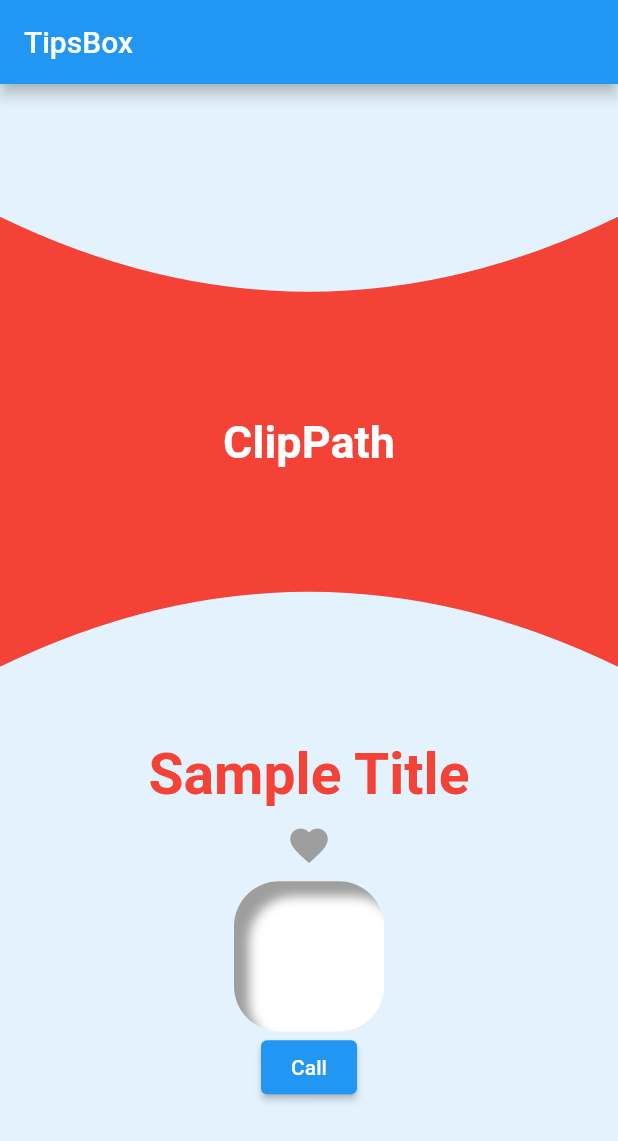
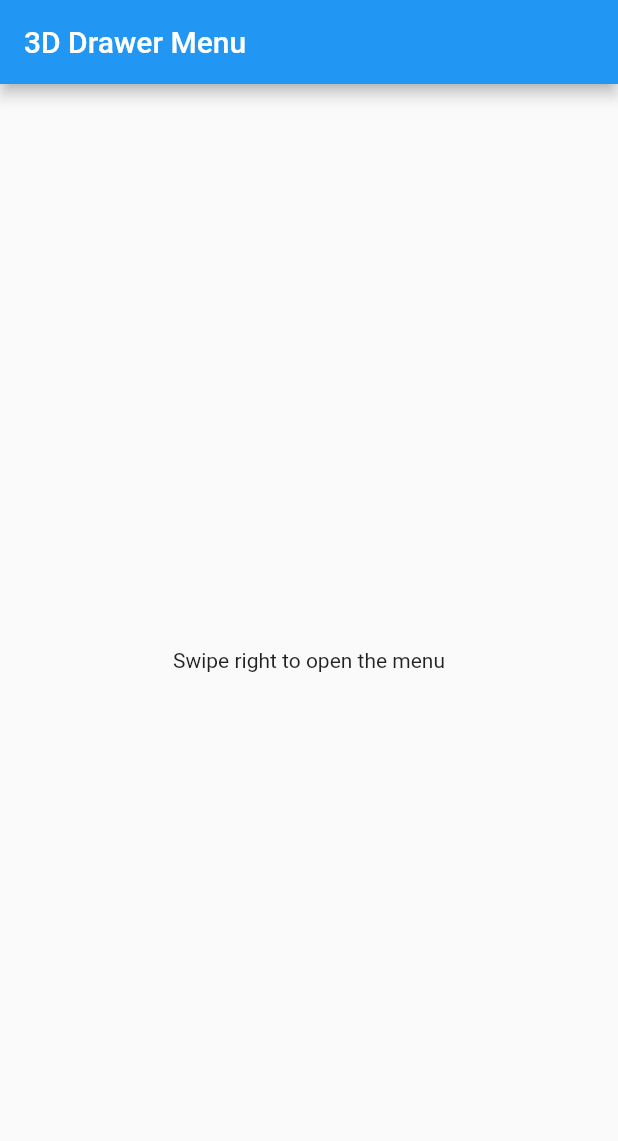
Before and after one commit to SEKI-YUTA/Flutter_tips_box, a Flutter app: the screen it shows after launch, on a phone screen of 412 x 824 dp. Shown: the top 1141 px of the screen. Run offline on Flutter 3.47's test engine with Material 2 defaults, Android fonts, the phone set to English and light mode, and no system bars; our stand-ins replace flutter_inset_box_shadow, flutter_slidable, percent_indicator; missing offline and left inert: edge_detection, flutter_search_bar.

Commit message:
page: add navigation_drawer_3d.dart

```diff
--- a/lib/main.dart
+++ b/lib/main.dart
@@ -2,6 +2,8 @@ import 'package:flutter/foundation.dart';
 import 'package:flutter/material.dart';
 import 'package:provider/provider.dart';
 import 'package:tips_box/layout/responsive_layout.dart';
+import 'package:tips_box/pages/edge_detection_page.dart';
+import 'package:tips_box/pages/navigation_drawer_3d.dart';
 import 'package:tips_box/pages/search_bar_page.dart';
 import 'package:tips_box/pages/sliver_appbar_page.dart';
 import 'package:tips_box/screens/basic_api_call.dart';
@@ -45,7 +47,7 @@ class MyApp extends StatelessWidget {
         // is not restarted.
         primarySwatch: Colors.blue,
       ),
-      home: MainPage(),
+      home: NavigationDrawer3D(),
     );
   }
 }
@@ -60,24 +62,23 @@ class MainPage extends StatelessWidget {
       appBar: AppBar(
         title: Text('TipsBox'),
       ),
-      body: Container(
-        width: double.infinity,
-        height: MediaQuery.of(context).size.height,
-        child: Column(
-          mainAxisAlignment: MainAxisAlignment.center,
-          children: [
-            // CrossFadeWidget(),
-            // ResponsiveLayout(),
-            // DragAndDropScreen(),
-            ClipPathWidget(),
-            AnimatedTitle(),
-            LikeButton(),
-            NeumophismButton(),
-            CallPhoneWidget()
-          ],
-        ),
-      ),
-      // body: DownloadListScreen(),
+      // body: Container(
+      //   width: double.infinity,
+      //   height: MediaQuery.of(context).size.height,
+      //   child: Column(
+      //     mainAxisAlignment: MainAxisAlignment.center,
+      //     children: [
+      //       // CrossFadeWidget(),
+      //       // ResponsiveLayout(),
+      //       // DragAndDropScreen(),
+      //       ClipPathWidget(),
+      //       AnimatedTitle(),
+      //       LikeButton(),
+      //       NeumophismButton(),
+      //       CallPhoneWidget()
+      //     ],
+      //   ),
+      // ),
     );
   }
 }
--- /dev/null
+++ b/lib/pages/navigation_drawer_3d.dart
@@ -0,0 +1,144 @@
+import 'package:flutter/material.dart';
+import 'dart:math';
+
+class NavigationDrawer3D extends StatefulWidget {
+  const NavigationDrawer3D({Key? key}) : super(key: key);
+
+  @override
+  State<NavigationDrawer3D> createState() => _NavigationDrawer3DState();
+}
+
+class _NavigationDrawer3DState extends State<NavigationDrawer3D> {
+  double value = 0;
+  @override
+  Widget build(BuildContext context) {
+    return Scaffold(
+      body: Stack(
+        children: [
+          Container(
+            decoration: BoxDecoration(
+                gradient: LinearGradient(
+                    colors: [Colors.blue[400]!, Colors.blue[800]!],
+                    begin: Alignment.bottomCenter,
+                    end: Alignment.topLeft)),
+          ),
+          SafeArea(
+              child: Container(
+            width: 200.0,
+            padding: EdgeInsets.all(8.0),
+            child: Column(
+              children: [
+                DrawerHeader(
+                  child: Column(
+                    mainAxisAlignment: MainAxisAlignment.center,
+                    children: [
+                      CircleAvatar(
+                        radius: 50.0,
+                        backgroundColor: Colors.yellow,
+                      ),
+                      SizedBox(
+                        height: 10.0,
+                      ),
+                      Text(
+                        'User Name',
+                        style: TextStyle(color: Colors.white, fontSize: 20.0),
+                      ),
+                    ],
+                  ),
+                ),
+                Expanded(
+                    child: ListView(
+                  children: [
+                    ListTile(
+                      onTap: () {},
+                      leading: Icon(
+                        Icons.home,
+                        color: Colors.white,
+                      ),
+                      title: Text(
+                        "Home",
+                        style: TextStyle(color: Colors.white),
+                      ),
+                    ),
+                    ListTile(
+                      onTap: () {},
+                      leading: Icon(
+                        Icons.person,
+                        color: Colors.white,
+                      ),
+                      title: Text(
+                        "Profile",
+                        style: TextStyle(color: Colors.white),
+                      ),
+                    ),
+                    ListTile(
+                      onTap: () {},
+                      leading: Icon(
+                        Icons.settings,
+                        color: Colors.white,
+                      ),
+                      title: Text(
+                        "Settings",
+                        style: TextStyle(color: Colors.white),
+                      ),
+                    ),
+                    ListTile(
+                      onTap: () {},
+                      leading: Icon(
+                        Icons.logout,
+                        color: Colors.white,
+                      ),
+                      title: Text(
+                        "LogOut",
+                        style: TextStyle(color: Colors.white),
+                      ),
+                    ),
+                  ],
+                ))
+              ],
+            ),
+          )),
+          TweenAnimationBuilder(
+              tween: Tween<double>(begin: 0, end: value),
+              duration: Duration(milliseconds: 300),
+              builder: (_, double val, __) {
+                return (Transform(
+                  alignment: Alignment.center,
+                  transform: Matrix4.identity()
+                    ..setEntry(3, 2, 0.001)
+                    ..setEntry(0, 3, 200 * val)
+                    ..rotateY((pi / 6) * val),
+                  child: Scaffold(
+                    appBar: AppBar(
+                      title: Text("3D Drawer Menu"),
+                    ),
+                    body: Center(
+                      child: Text("Swipe right to open the menu"),
+                    ),
+                  ),
+                ));
+              }),
+          GestureDetector(
+            // onTap: () {
+            //   setState(() {
+            //     value == 0 ? value = 1 : value = 0;
+            //   });
+            // },
+            onHorizontalDragUpdate: (details) {
+              print(details);
+              if (details.delta.dx > 0) {
+                setState(() {
+                  value = 1;
+                });
+              } else {
+                setState(() {
+                  value = 0;
+                });
+              }
+            },
+          )
+        ],
+      ),
+    );
+  }
+}
```
